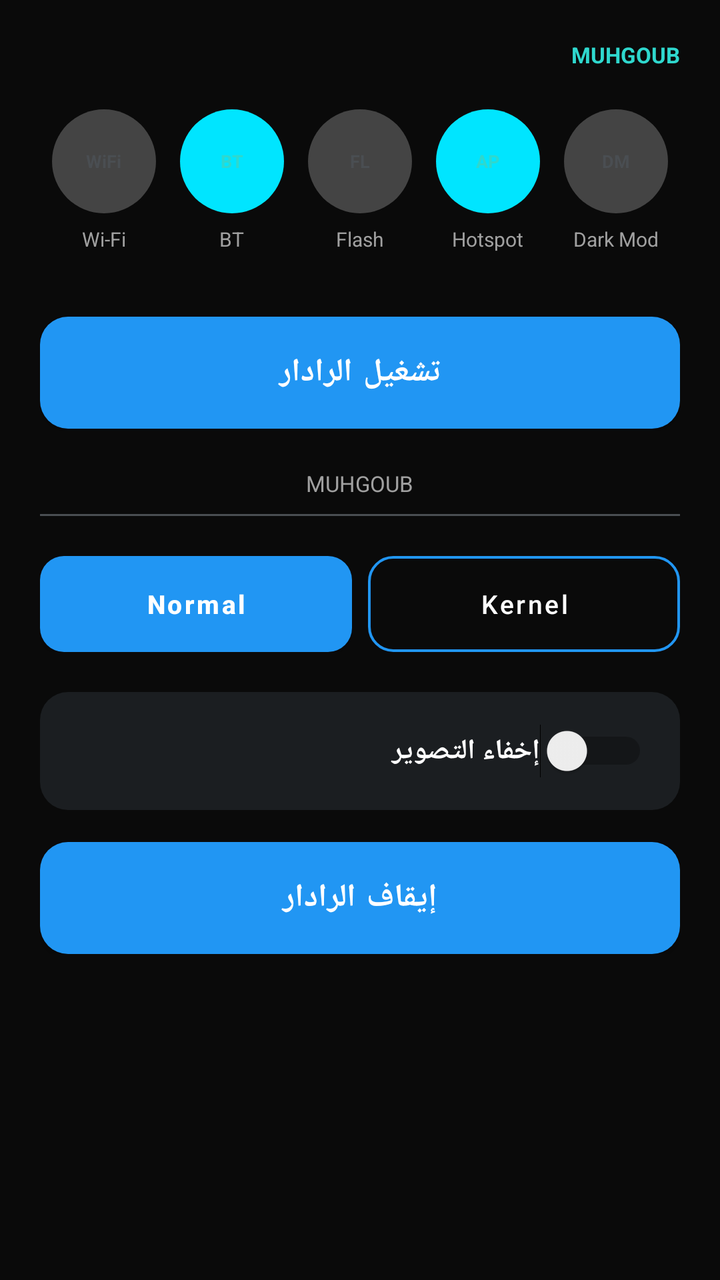
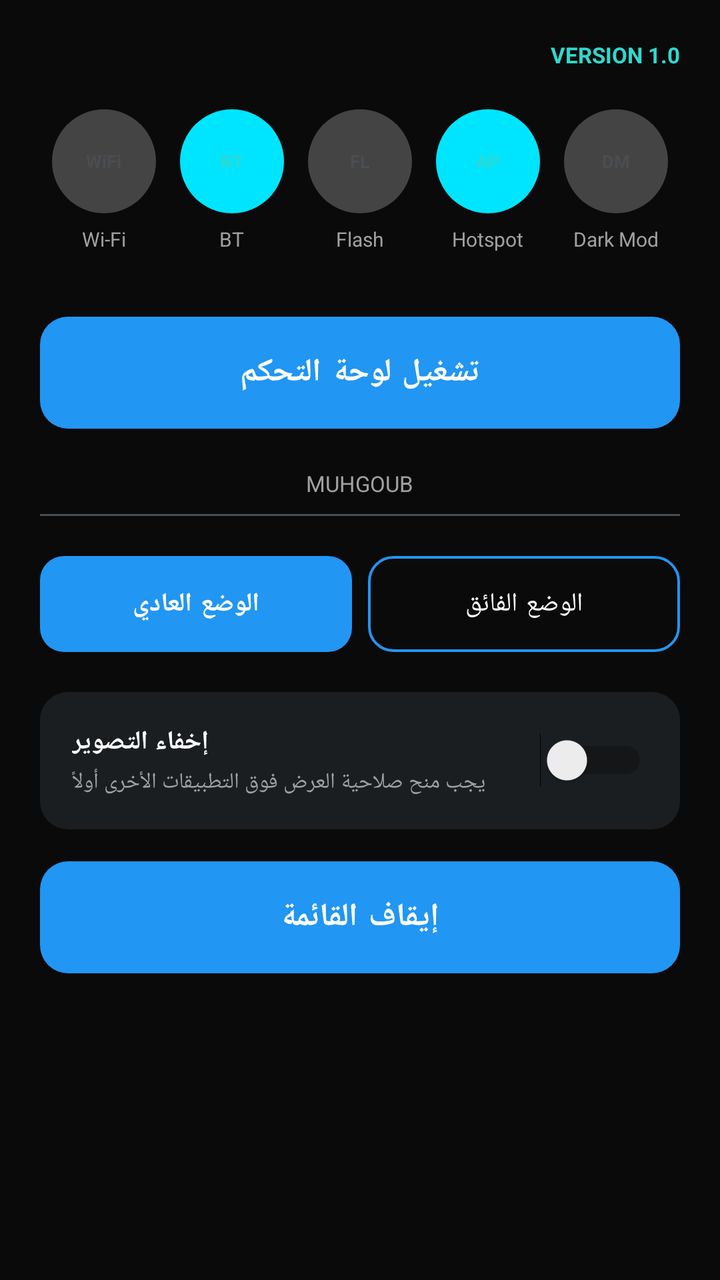

Two renders of the same Android screen: before a commit and after it. Below are the layout's source before the change and the commit's diff.
<!-- AndroidManifest.xml: application theme Theme.MuhgoubHUD -->
<!-- res/layout/activity_main.xml -->
<?xml version="1.0" encoding="utf-8"?>
<ScrollView xmlns:android="http://schemas.android.com/apk/res/android"
    android:layout_width="match_parent"
    android:layout_height="match_parent"
    android:background="@color/bg_dark">

    <LinearLayout
        android:layout_width="match_parent"
        android:layout_height="wrap_content"
        android:orientation="vertical"
        android:padding="20dp">

        <TextView
            android:id="@+id/tvMahgoub"
            android:layout_width="match_parent"
            android:layout_height="wrap_content"
            android:gravity="end"
            android:text="MUHGOUB"
            android:textColor="@color/cyan_accent"
            android:textSize="11sp"
            android:textStyle="bold" />

        <LinearLayout
            android:layout_width="match_parent"
            android:layout_height="wrap_content"
            android:layout_marginTop="20dp"
            android:orientation="horizontal"
            android:weightSum="5">

            <LinearLayout
                android:layout_width="0dp"
                android:layout_height="wrap_content"
                android:layout_weight="1"
                android:gravity="center"
                android:orientation="vertical">
                <FrameLayout
                    android:layout_width="52dp"
                    android:layout_height="52dp"
                    android:background="@drawable/bg_icon_circle_gray">
                    <TextView
                        android:layout_width="wrap_content"
                        android:layout_height="wrap_content"
                        android:layout_gravity="center"
                        android:text="WiFi"
                        android:textColor="@color/icon_circle_gray"
                        android:textSize="9sp"
                        android:textStyle="bold" />
                </FrameLayout>
                <TextView
                    android:layout_width="wrap_content"
                    android:layout_height="wrap_content"
                    android:layout_marginTop="6dp"
                    android:text="@string/tool_wifi"
                    android:textColor="@color/text_secondary"
                    android:textSize="10sp" />
            </LinearLayout>

            <LinearLayout
                android:layout_width="0dp"
                android:layout_height="wrap_content"
                android:layout_weight="1"
                android:gravity="center"
                android:orientation="vertical">
                <FrameLayout
                    android:layout_width="52dp"
                    android:layout_height="52dp"
                    android:background="@drawable/bg_icon_circle_accent">
                    <TextView
                        android:layout_width="wrap_content"
                        android:layout_height="wrap_content"
                        android:layout_gravity="center"
                        android:text="BT"
                        android:textColor="@color/cyan_accent"
                        android:textSize="9sp"
                        android:textStyle="bold" />
                </FrameLayout>
                <TextView
                    android:layout_width="wrap_content"
                    android:layout_height="wrap_content"
                    android:layout_marginTop="6dp"
                    android:text="@string/tool_bluetooth"
                    android:textColor="@color/text_secondary"
                    android:textSize="10sp" />
            </LinearLayout>

            <LinearLayout
                android:layout_width="0dp"
                android:layout_height="wrap_content"
                android:layout_weight="1"
                android:gravity="center"
                android:orientation="vertical">
                <FrameLayout
                    android:layout_width="52dp"
                    android:layout_height="52dp"
                    android:background="@drawable/bg_icon_circle_gray">
                    <TextView
                        android:layout_width="wrap_content"
                        android:layout_height="wrap_content"
                        android:layout_gravity="center"
                        android:text="FL"
                        android:textColor="@color/icon_circle_gray"
                        android:textSize="9sp"
                        android:textStyle="bold" />
                </FrameLayout>
                <TextView
                    android:layout_width="wrap_content"
                    android:layout_height="wrap_content"
                    android:layout_marginTop="6dp"
                    android:text="@string/tool_flashlight"
                    android:textColor="@color/text_secondary"
                    android:textSize="10sp" />
            </LinearLayout>

            <LinearLayout
                android:layout_width="0dp"
                android:layout_height="wrap_content"
                android:layout_weight="1"
                android:gravity="center"
                android:orientation="vertical">
                <FrameLayout
                    android:layout_width="52dp"
                    android:layout_height="52dp"
                    android:background="@drawable/bg_icon_circle_accent">
                    <TextView
                        android:layout_width="wrap_content"
                        android:layout_height="wrap_content"
                        android:layout_gravity="center"
                        android:text="AP"
                        android:textColor="@color/cyan_accent"
                        android:textSize="9sp"
                        android:textStyle="bold" />
                </FrameLayout>
                <TextView
                    android:layout_width="wrap_content"
                    android:layout_height="wrap_content"
                    android:layout_marginTop="6dp"
                    android:text="@string/tool_hotspot"
                    android:textColor="@color/text_secondary"
                    android:textSize="10sp" />
            </LinearLayout>

            <LinearLayout
                android:layout_width="0dp"
                android:layout_height="wrap_content"
                android:layout_weight="1"
                android:gravity="center"
                android:orientation="vertical">
                <FrameLayout
                    android:layout_width="52dp"
                    android:layout_height="52dp"
                    android:background="@drawable/bg_icon_circle_gray">
                    <TextView
                        android:layout_width="wrap_content"
                        android:layout_height="wrap_content"
                        android:layout_gravity="center"
                        android:text="DM"
                        android:textColor="@color/icon_circle_gray"
                        android:textSize="9sp"
                        android:textStyle="bold" />
                </FrameLayout>
                <TextView
                    android:layout_width="wrap_content"
                    android:layout_height="wrap_content"
                    android:layout_marginTop="6dp"
                    android:text="@string/tool_dark_mode"
                    android:textColor="@color/text_secondary"
                    android:textSize="10sp" />
            </LinearLayout>

        </LinearLayout>

        
        <Button
            android:id="@+id/btnLaunchPanel"
            android:layout_width="match_parent"
            android:layout_height="56dp"
            android:layout_marginTop="32dp"
            android:background="@drawable/bg_main_button"
            android:text="تشغيل الرادار"
            android:textAllCaps="false"
            android:textColor="@color/white"
            android:textSize="16sp"
            android:textStyle="bold" />

        <TextView
            android:layout_width="wrap_content"
            android:layout_height="wrap_content"
            android:layout_marginTop="20dp"
            android:layout_gravity="center"
            android:text="@string/app_name"
            android:textColor="@color/text_secondary"
            android:textSize="11sp" />

        <View
            android:layout_width="match_parent"
            android:layout_height="1dp"
            android:layout_marginTop="8dp"
            android:layout_marginBottom="20dp"
            android:background="@color/icon_circle_gray" />

        
        <LinearLayout
            android:layout_width="match_parent"
            android:layout_height="wrap_content"
            android:orientation="horizontal"
            android:weightSum="2">

            <Button
                android:id="@+id/btnModeNormal"
                android:layout_width="0dp"
                android:layout_height="48dp"
                android:layout_weight="1"
                android:layout_marginEnd="8dp"
                android:background="@drawable/bg_segment_filled"
                android:text="Normal"
                android:textAllCaps="false"
                android:textColor="@color/white"
                android:textSize="13sp"
                android:textStyle="bold" />

            <Button
                android:id="@+id/btnModeTurbo"
                android:layout_width="0dp"
                android:layout_height="48dp"
                android:layout_weight="1"
                android:background="@drawable/bg_segment_outline"
                android:text="Kernel"
                android:textAllCaps="false"
                android:textColor="@color/white"
                android:textSize="13sp" />

        </LinearLayout>

        
        <LinearLayout
            android:layout_width="match_parent"
            android:layout_height="wrap_content"
            android:layout_marginTop="20dp"
            android:background="@drawable/bg_overlay_card"
            android:gravity="center_vertical"
            android:orientation="horizontal"
            android:padding="16dp">

            <TextView
                android:layout_width="0dp"
                android:layout_height="wrap_content"
                android:layout_weight="1"
                android:text="إخفاء التصوير"
                android:textColor="@color/text_primary"
                android:textSize="14sp"
                android:textStyle="bold" />

            <Switch
                android:id="@+id/switchPermission"
                android:layout_width="wrap_content"
                android:layout_height="wrap_content" />

        </LinearLayout>

        
        <Button
            android:id="@+id/btnStopPanel"
            android:layout_width="match_parent"
            android:layout_height="56dp"
            android:layout_marginTop="16dp"
            android:background="@drawable/bg_main_button"
            android:text="إيقاف الرادار"
            android:textAllCaps="false"
            android:textColor="@color/white"
            android:textSize="16sp"
            android:textStyle="bold" />

    </LinearLayout>

</ScrollView>
<!-- resources referenced by this layout -->
<resources>
  <color name="bg_dark">#FF0A0A0A</color>
  <color name="cyan_accent">#FF2FD8CE</color>
  <color name="icon_circle_gray">#FF4A4E52</color>
  <color name="text_primary">#FFFFFFFF</color>
  <color name="text_secondary">#FFA0A0A0</color>
  <color name="white">#FFFFFFFF</color>
  <!-- drawable bg_icon_circle_accent (drawable) -->
  <?xml version="1.0" encoding="utf-8"?>
  <shape xmlns:android="http://schemas.android.com/apk/res/android"
      android:shape="oval">
      <solid android:color="#00E5FF" />
  </shape>
  <!-- drawable bg_icon_circle_gray (drawable) -->
  <?xml version="1.0" encoding="utf-8"?>
  <shape xmlns:android="http://schemas.android.com/apk/res/android"
      android:shape="oval">
      <solid android:color="#444444" />
  </shape>
  <!-- drawable bg_main_button (drawable) -->
  <?xml version="1.0" encoding="utf-8"?>
  <shape xmlns:android="http://schemas.android.com/apk/res/android"
      android:shape="rectangle">
      <solid android:color="@color/start_blue" />
      <corners android:radius="14dp" />
  </shape>
  <!-- drawable bg_overlay_card (drawable) -->
  <?xml version="1.0" encoding="utf-8"?>
  <shape xmlns:android="http://schemas.android.com/apk/res/android"
      android:shape="rectangle">
      <solid android:color="@color/card_bg" />
      <corners android:radius="14dp" />
  </shape>
  <!-- drawable bg_segment_filled (drawable) -->
  <?xml version="1.0" encoding="utf-8"?>
  <shape xmlns:android="http://schemas.android.com/apk/res/android"
      android:shape="rectangle">
      <solid android:color="@color/teal_accent" />
      <corners android:radius="12dp" />
  </shape>
  <!-- drawable bg_segment_outline (drawable) -->
  <?xml version="1.0" encoding="utf-8"?>
  <shape xmlns:android="http://schemas.android.com/apk/res/android"
      android:shape="rectangle">
      <solid android:color="@android:color/transparent" />
      <stroke android:width="1.2dp" android:color="@color/text_secondary" />
      <corners android:radius="12dp" />
  </shape>
  <string name="app_name">MUHGOUB</string>
  <string name="tool_bluetooth">BT</string>
  <string name="tool_dark_mode">Dark Mod</string>
  <string name="tool_flashlight">Flash</string>
  <string name="tool_hotspot">Hotspot</string>
  <string name="tool_wifi">Wi-Fi</string>
  <style name="Theme.MuhgoubHUD" parent="Theme.MaterialComponents.DayNight.NoActionBar">
          <item name="colorPrimary">@color/accent</item>
          <item name="colorPrimaryDark">@color/pure_black</item>
          <item name="colorAccent">@color/cyan_accent</item>
          <item name="android:windowBackground">@color/bg_dark</item>
          <item name="android:statusBarColor">@color/pure_black</item>
          <item name="android:navigationBarColor">@color/pure_black</item>
          <item name="android:windowLightStatusBar" tools:targetApi="m">false</item>
      </style>
  <color name="start_blue">#FF4B9FD6</color>
  <color name="card_bg">#FF1B1E21</color>
  <color name="teal_accent">#FF2FD8CE</color>
  <color name="accent">#FF2196F3</color>
  <color name="pure_black">#FF000000</color>
</resources>

<!-- the commit's change to res/layout/activity_main.xml (unified diff, before → after) -->
@@ -11,11 +11,10 @@
         android:padding="20dp">
 
         <TextView
-            android:id="@+id/tvMahgoub"
             android:layout_width="match_parent"
             android:layout_height="wrap_content"
             android:gravity="end"
-            android:text="MUHGOUB"
+            android:text="VERSION 1.0"
             android:textColor="@color/cyan_accent"
             android:textSize="11sp"
             android:textStyle="bold" />
@@ -169,14 +168,13 @@
 
         </LinearLayout>
 
-        
         <Button
             android:id="@+id/btnLaunchPanel"
             android:layout_width="match_parent"
             android:layout_height="56dp"
             android:layout_marginTop="32dp"
             android:background="@drawable/bg_main_button"
-            android:text="تشغيل الرادار"
+            android:text="@string/btn_launch_panel"
             android:textAllCaps="false"
             android:textColor="@color/white"
             android:textSize="16sp"
@@ -198,7 +196,6 @@
             android:layout_marginBottom="20dp"
             android:background="@color/icon_circle_gray" />
 
-        
         <LinearLayout
             android:layout_width="match_parent"
             android:layout_height="wrap_content"
@@ -212,7 +209,7 @@
                 android:layout_weight="1"
                 android:layout_marginEnd="8dp"
                 android:background="@drawable/bg_segment_filled"
-                android:text="Normal"
+                android:text="@string/mode_normal"
                 android:textAllCaps="false"
                 android:textColor="@color/white"
                 android:textSize="13sp"
@@ -224,7 +221,7 @@
                 android:layout_height="48dp"
                 android:layout_weight="1"
                 android:background="@drawable/bg_segment_outline"
-                android:text="Kernel"
+                android:text="@string/mode_turbo"
                 android:textAllCaps="false"
                 android:textColor="@color/white"
                 android:textSize="13sp" />
@@ -241,14 +238,29 @@
             android:orientation="horizontal"
             android:padding="16dp">
 
-            <TextView
-                android:layout_width="0dp"
-                android:layout_height="wrap_content"
-                android:layout_weight="1"
-                android:text="إخفاء التصوير"
-                android:textColor="@color/text_primary"
-                android:textSize="14sp"
-                android:textStyle="bold" />
+            <LinearLayout
+                android:layout_width="0dp"
+                android:layout_height="wrap_content"
+                android:layout_weight="1"
+                android:orientation="vertical">
+
+                <TextView
+                    android:layout_width="wrap_content"
+                    android:layout_height="wrap_content"
+                    android:text="إخفاء التصوير"
+                    android:textColor="@color/text_primary"
+                    android:textSize="13sp"
+                    android:textStyle="bold" />
+
+                <TextView
+                    android:layout_width="wrap_content"
+                    android:layout_height="wrap_content"
+                    android:layout_marginTop="4dp"
+                    android:text="@string/need_overlay_permission"
+                    android:textColor="@color/text_secondary"
+                    android:textSize="11sp" />
+
+            </LinearLayout>
 
             <Switch
                 android:id="@+id/switchPermission"
@@ -264,7 +276,7 @@
             android:layout_height="56dp"
             android:layout_marginTop="16dp"
             android:background="@drawable/bg_main_button"
-            android:text="إيقاف الرادار"
+            android:text="@string/btn_stop_panel"
             android:textAllCaps="false"
             android:textColor="@color/white"
             android:textSize="16sp"
<!-- resource entries referenced after the edit -->
@@ -48,6 +48,11 @@
       <corners android:radius="12dp" />
   </shape>
   <string name="app_name">MUHGOUB</string>
+  <string name="btn_launch_panel">تشغيل لوحة التحكم</string>
+  <string name="btn_stop_panel">إيقاف القائمة</string>
+  <string name="mode_normal">الوضع العادي</string>
+  <string name="mode_turbo">الوضع الفائق</string>
+  <string name="need_overlay_permission">يجب منح صلاحية العرض فوق التطبيقات الأخرى أولاً</string>
   <string name="tool_bluetooth">BT</string>
   <string name="tool_dark_mode">Dark Mod</string>
   <string name="tool_flashlight">Flash</string>
